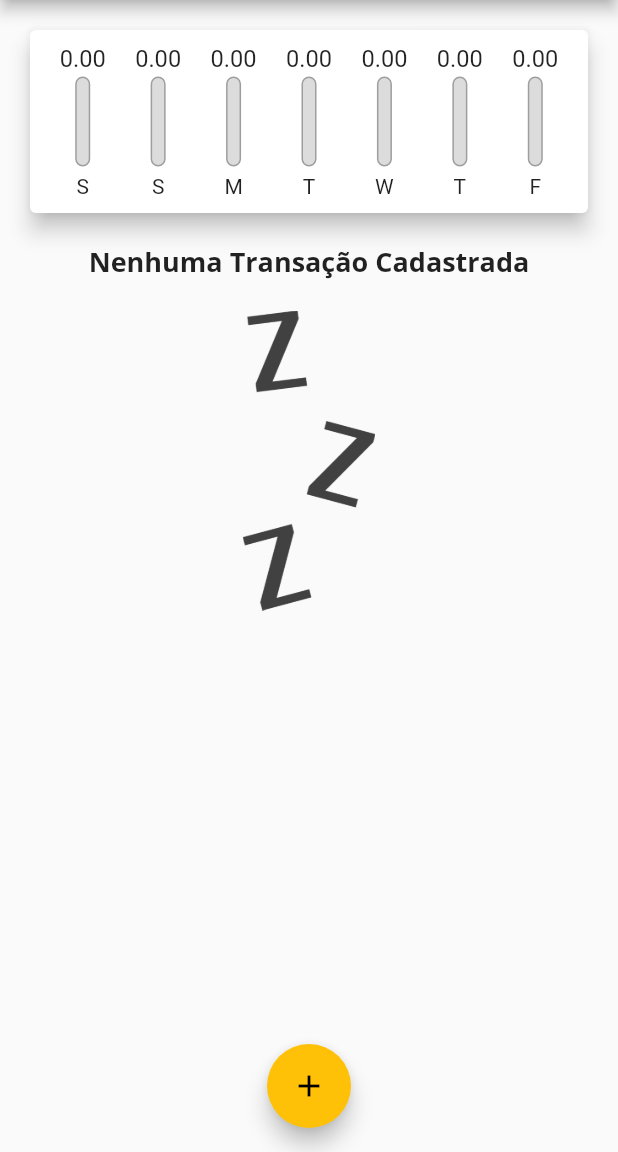
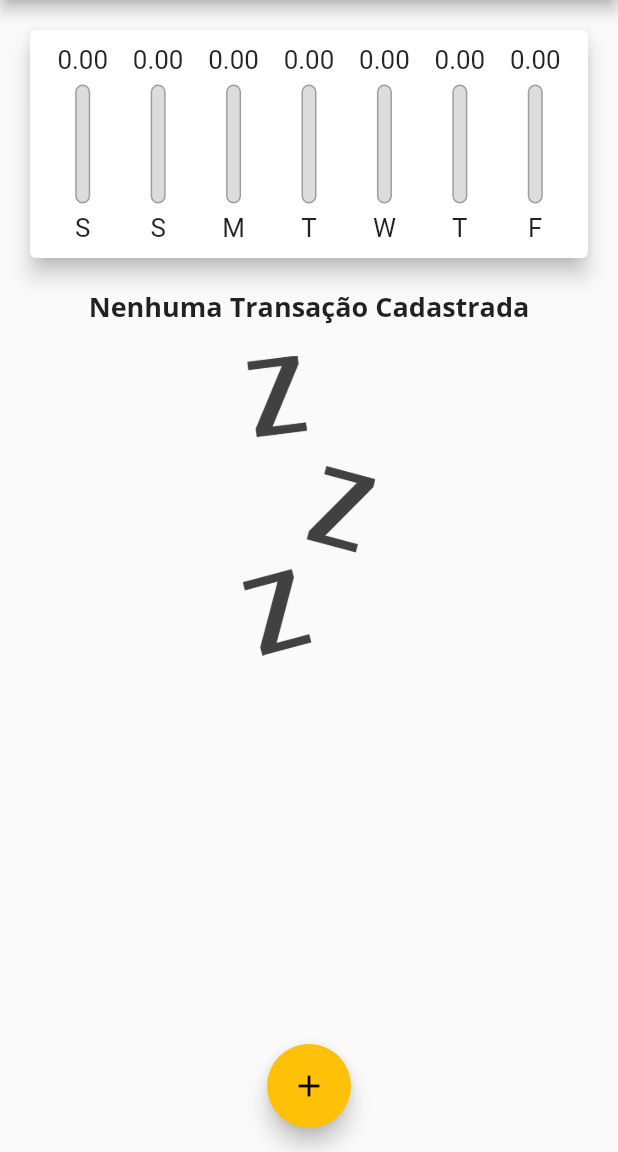
Before and after one commit to guilhermeais/expenses, a Flutter app: the screen it shows after launch, on a phone screen of 412 x 824 dp, the part 84-1236 px from its top. Run offline on Flutter 3.47's test engine with Material 2 defaults, Android fonts, the phone set to English and light mode, and no system bars.

Commit message:
Ajustes na responsividade

```diff
--- a/lib/components/chart_bar.dart
+++ b/lib/components/chart_bar.dart
@@ -13,16 +13,18 @@ class ChartBar extends StatelessWidget {
 
   @override
   Widget build(BuildContext context) {
+    return LayoutBuilder(
+      builder: (context, constraints) {
         return Column(
           children: [
             Container(
-            height: 18,
+                height: constraints.maxHeight * .15,
                 child: FittedBox(child: Text(value.toStringAsFixed(2)))),
-        const SizedBox(
-          height: 3,
+            SizedBox(
+              height: constraints.maxHeight * .05,
             ),
             Container(
-          height: 60,
+              height: constraints.maxHeight * 0.6,
               width: 10,
               child: Stack(
                 alignment: Alignment.bottomCenter,
@@ -49,11 +51,16 @@ class ChartBar extends StatelessWidget {
                 ],
               ),
             ),
-        const SizedBox(
-          height: 5,
+            SizedBox(
+              height: constraints.maxHeight * .05,
             ),
-        Text(label)
+            Container(
+              height: constraints.maxHeight * .15,
+              child: FittedBox(child: Text(label)),
+            )
           ],
+        );
+      },
     );
   }
 }
--- a/lib/components/transaction_list.dart
+++ b/lib/components/transaction_list.dart
@@ -18,9 +18,7 @@ class TransactionList extends StatelessWidget {
 
   @override
   Widget build(BuildContext context) {
-    return Container(
-      height: 400,
-      child: transactions.isEmpty
+    return transactions.isEmpty
         ? Column(
             children: [
               Text(
@@ -79,7 +77,6 @@ class TransactionList extends StatelessWidget {
                 ),
               );
             },
-            ),
           );
   }
 }
--- a/lib/main.dart
+++ b/lib/main.dart
@@ -106,8 +106,7 @@ class _MyHomePageState extends State<MyHomePage> {
 
   @override
   Widget build(BuildContext context) {
-    return Scaffold(
-      appBar: AppBar(
+    final appBar = AppBar(
       title: const Text("Despesas Pessoais"),
       actions: [
         IconButton(
@@ -117,18 +116,30 @@ class _MyHomePageState extends State<MyHomePage> {
           },
         ),
       ],
-      ),
+    );
+    final availableHeigth = MediaQuery.of(context).size.height -
+        appBar.preferredSize.height -
+        MediaQuery.of(context).padding.top;
+
+    return Scaffold(
+      appBar: appBar,
       body: SingleChildScrollView(
         child: Column(
           crossAxisAlignment: CrossAxisAlignment.stretch,
           children: [
-            Chart(recentTransactions: _recentTransactions),
-            TransactionList(
+            SizedBox(
+              height: availableHeigth * .25,
+              child: Chart(recentTransactions: _recentTransactions),
+            ),
+            SizedBox(
+              height: availableHeigth * .75,
+              child: TransactionList(
                 transactions: _transactions,
                 onDelete: _deleteTransaction,
                 onEdit: (String id, int index) {
                   // _editTransaction(id, index, context);
                 },
+              ),
             ),
           ],
         ),
```
Lines whose indentation alone changed are shown as unchanged.
